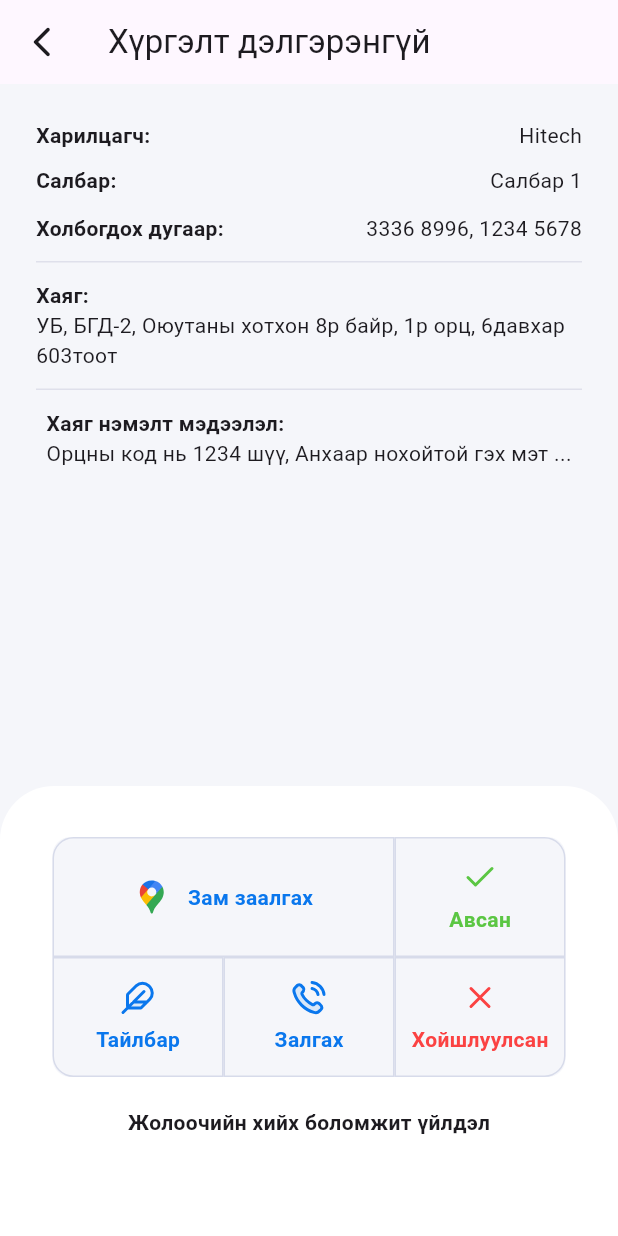
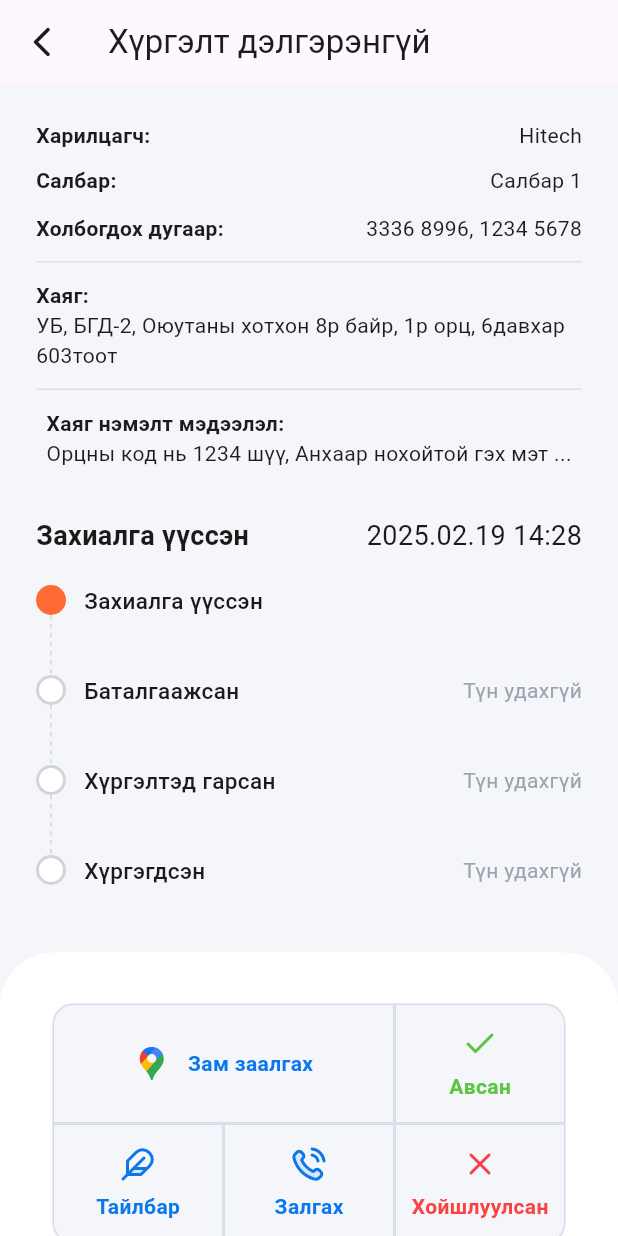
Before and after one commit to oxterhal/Zuv_delivery, a Flutter app: the screen it shows after launch, on a phone screen of 412 x 824 dp. Run offline on Flutter 3.47's test engine with Material 3 defaults, Android fonts, the phone set to English and light mode, and no system bars; our stand-ins replace dio, equatable, flutter_svg.

Commit message:
Add delivery timeline widget to delivery detail screen
Co-authored-by: battugs.dev <battugs.dev@gmail.com>

```diff
--- a/lib/screens/bottom_screens/delivery_detail.dart
+++ b/lib/screens/bottom_screens/delivery_detail.dart
@@ -1,5 +1,6 @@
 import 'package:flutter/material.dart';
 import 'package:flutter_svg/flutter_svg.dart';
+import 'package:zuv_delivery_driver/widgets/delivery_timeline.dart';
 
 class DeliveriesDetailScreen extends StatelessWidget {
   const DeliveriesDetailScreen({super.key});
@@ -128,6 +129,12 @@ class DeliveriesDetailScreen extends StatelessWidget {
                           ),
                         ),
                       ],
+                    ),
+                    SizedBox(height: 32),
+                    // Delivery Timeline
+                    DeliveryTimelineWidget(
+                      currentStatus: 0,
+                      orderDate: '2025.02.19 14:28',
                     ),
                   ],
                 ),
--- /dev/null
+++ b/lib/widgets/delivery_timeline.dart
@@ -0,0 +1,179 @@
+import 'package:flutter/material.dart';
+
+class DeliveryTimelineWidget extends StatelessWidget {
+  final int currentStatus;
+  final String orderDate;
+
+  const DeliveryTimelineWidget({
+    Key? key,
+    this.currentStatus = 0,
+    this.orderDate = '2025.02.19 14:28',
+  }) : super(key: key);
+
+  @override
+  Widget build(BuildContext context) {
+    final List<Map<String, String>> statuses = [
+      {'title': 'Захиалга үүссэн', 'status': 'completed'},
+      {'title': 'Баталгаажсан', 'status': 'pending'},
+      {'title': 'Хүргэлтэд гарсан', 'status': 'pending'},
+      {'title': 'Хүргэгдсэн', 'status': 'pending'},
+    ];
+
+    return Column(
+      crossAxisAlignment: CrossAxisAlignment.start,
+      children: [
+        // Header with date
+        Row(
+          mainAxisAlignment: MainAxisAlignment.spaceBetween,
+          children: [
+            Text(
+              'Захиалга үүссэн',
+              style: TextStyle(
+                fontSize: 18,
+                fontWeight: FontWeight.w600,
+                color: Color(0xFF1A1A1A),
+              ),
+            ),
+            Text(
+              orderDate,
+              style: TextStyle(
+                fontSize: 18,
+                fontWeight: FontWeight.w400,
+                color: Color(0xFF1A1A1A),
+              ),
+            ),
+          ],
+        ),
+        const SizedBox(height: 20),
+        // Timeline
+        Column(
+          children: List.generate(
+            statuses.length,
+            (index) => _buildTimelineItem(
+              title: statuses[index]['title']!,
+              isActive: index <= currentStatus,
+              isLast: index == statuses.length - 1,
+              isPending: index > currentStatus,
+            ),
+          ),
+        ),
+      ],
+    );
+  }
+
+  Widget _buildTimelineItem({
+    required String title,
+    required bool isActive,
+    required bool isLast,
+    required bool isPending,
+  }) {
+    return IntrinsicHeight(
+      child: Row(
+        crossAxisAlignment: CrossAxisAlignment.start,
+        children: [
+          // Timeline indicator
+          Column(
+            children: [
+              // Circle
+              Container(
+                width: 20,
+                height: 20,
+                decoration: BoxDecoration(
+                  shape: BoxShape.circle,
+                  color: isActive ? const Color(0xFFFF6B35) : Colors.white,
+                  border: Border.all(
+                    color: isActive ? const Color(0xFFFF6B35) : const Color(0xFFD1D5DB),
+                    width: 2,
+                  ),
+                ),
+                child: isActive
+                    ? const Center(
+                        child: Container(
+                          width: 8,
+                          height: 8,
+                          decoration: BoxDecoration(
+                            shape: BoxShape.circle,
+                            color: Color(0xFFFF6B35),
+                          ),
+                        ),
+                      )
+                    : null,
+              ),
+              // Dashed line
+              if (!isLast)
+                Container(
+                  width: 1,
+                  height: 40,
+                  child: CustomPaint(
+                    painter: DashedLinePainter(
+                      color: const Color(0xFFD1D5DB),
+                    ),
+                  ),
+                ),
+            ],
+          ),
+          const SizedBox(width: 12),
+          // Content
+          Expanded(
+            child: Padding(
+              padding: const EdgeInsets.only(bottom: 20),
+              child: Row(
+                mainAxisAlignment: MainAxisAlignment.spaceBetween,
+                children: [
+                  Text(
+                    title,
+                    style: TextStyle(
+                      fontSize: 15,
+                      fontWeight: FontWeight.w500,
+                      color: const Color(0xFF1A1A1A),
+                    ),
+                  ),
+                  if (isPending)
+                    Text(
+                      'Түн удахгүй',
+                      style: TextStyle(
+                        fontSize: 14,
+                        fontWeight: FontWeight.w400,
+                        color: const Color(0xFF9CA3AF),
+                      ),
+                    ),
+                ],
+              ),
+            ),
+          ),
+        ],
+      ),
+    );
+  }
+}
+
+// Custom painter for dashed line
+class DashedLinePainter extends CustomPainter {
+  final Color color;
+
+  DashedLinePainter({required this.color});
+
+  @override
+  void paint(Canvas canvas, Size size) {
+    final paint = Paint()
+      ..color = color
+      ..strokeWidth = 1
+      ..style = PaintingStyle.stroke;
+
+    const dashHeight = 3;
+    const dashSpace = 3;
+    double startY = 0;
+
+    while (startY < size.height) {
+      canvas.drawLine(
+        Offset(size.width / 2, startY),
+        Offset(size.width / 2, startY + dashHeight),
+        paint,
+      );
+      startY += dashHeight + dashSpace;
+    }
+  }
+
+  @override
+  bool shouldRepaint(covariant CustomPainter oldDelegate) => false;
+}
```
